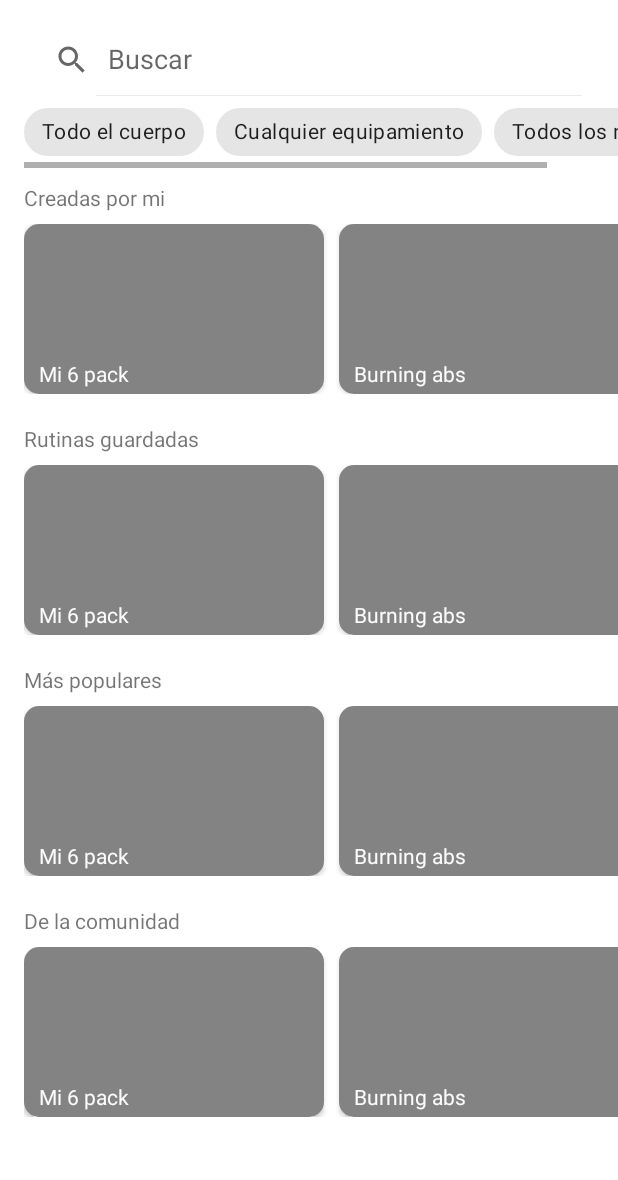
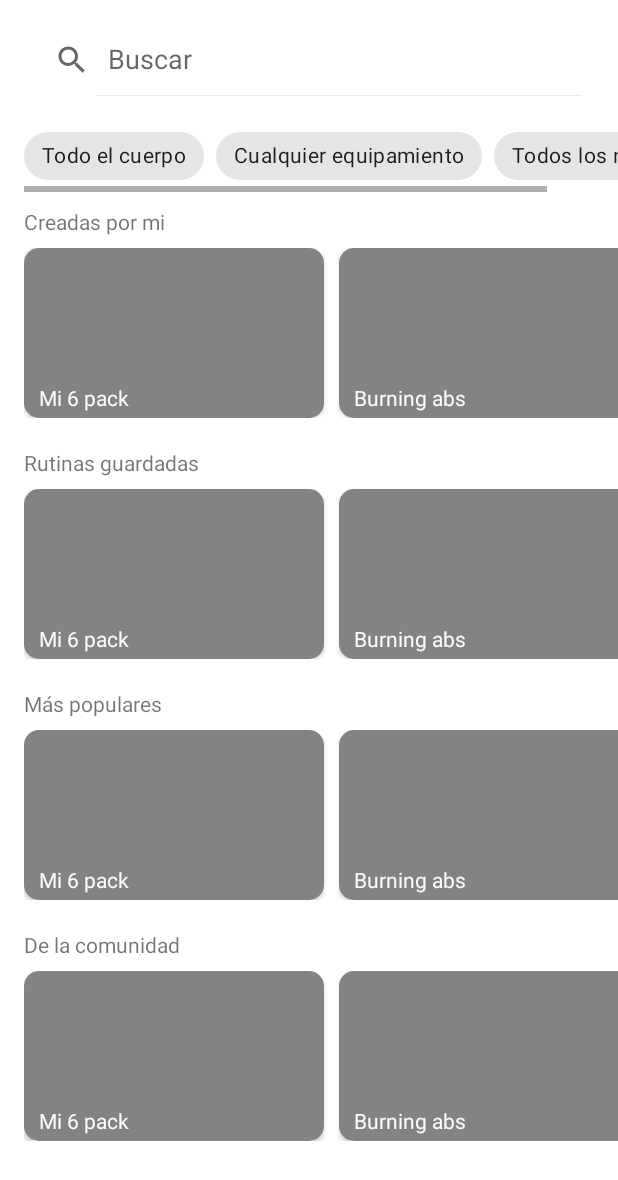
Before and after one commit to aperher/android-gym-routines, an Android app: the fragment RoutinesFragment shown on its own in the app's theme, on a phone screen of 412 x 824 dp. Shown: the top 1180 px of the screen. Run offline under Robolectric (Android 15) with nearby library versions, the phone set to English and light mode, and no system bars.

Commit message:
recyclerviews mejorados

```diff
--- a/app/src/main/res/layout/fragment_routines.xml
+++ b/app/src/main/res/layout/fragment_routines.xml
@@ -1,14 +1,19 @@
 <?xml version="1.0" encoding="utf-8"?>
-
-<androidx.constraintlayout.widget.ConstraintLayout xmlns:android="http://schemas.android.com/apk/res/android"
+<androidx.core.widget.NestedScrollView xmlns:android="http://schemas.android.com/apk/res/android"
     xmlns:app="http://schemas.android.com/apk/res-auto"
     xmlns:tools="http://schemas.android.com/tools"
     android:layout_width="match_parent"
-    android:layout_height="match_parent">
+    android:layout_height="match_parent"
+    android:fillViewport="true" >
+
+    <androidx.appcompat.widget.LinearLayoutCompat
+        android:layout_width="match_parent"
+        android:layout_height="wrap_content"
+        android:orientation="vertical">
 
         <androidx.appcompat.widget.SearchView
             android:id="@+id/searchView"
-        android:layout_width="0dp"
+            android:layout_width="match_parent"
             android:layout_height="48dp"
             android:layout_margin="16dp"
             android:ems="10"
@@ -22,8 +27,9 @@
 
         <HorizontalScrollView
             android:id="@+id/horizontalScrollView"
-        android:layout_width="0dp"
+            android:layout_width="match_parent"
             android:layout_height="wrap_content"
+            android:layout_marginStart="16dp"
             app:layout_constraintEnd_toEndOf="parent"
             app:layout_constraintStart_toStartOf="@+id/searchView"
             app:layout_constraintTop_toBottomOf="@+id/searchView">
@@ -54,8 +60,8 @@
 
         <androidx.recyclerview.widget.RecyclerView
             android:id="@+id/recyclerView"
-        android:layout_width="0dp"
-        android:layout_height="0dp"
+            android:layout_width="match_parent"
+            android:layout_height="match_parent"
             android:layout_marginStart="16dp"
             app:layoutManager="androidx.recyclerview.widget.LinearLayoutManager"
             app:layout_constraintBottom_toBottomOf="parent"
@@ -63,4 +69,5 @@
             app:layout_constraintStart_toStartOf="parent"
             app:layout_constraintTop_toBottomOf="@+id/horizontalScrollView" />
 
-</androidx.constraintlayout.widget.ConstraintLayout>
+    </androidx.appcompat.widget.LinearLayoutCompat>
+</androidx.core.widget.NestedScrollView>
```
Lines whose indentation alone changed are shown as unchanged.
